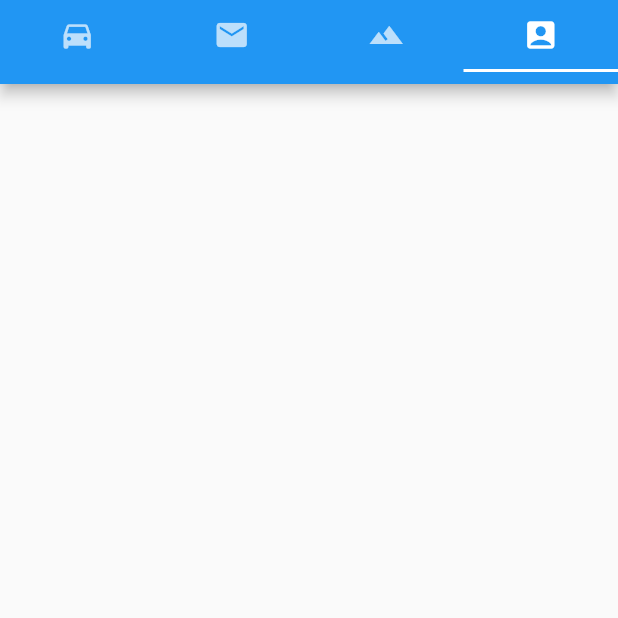
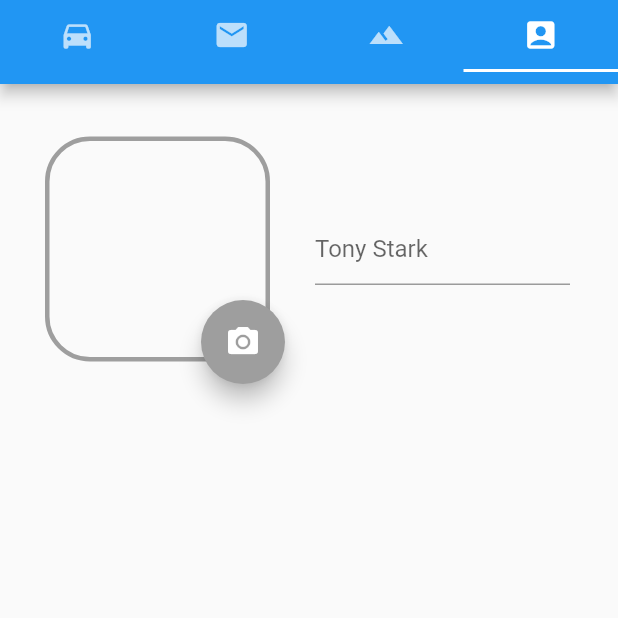
Before and after one commit to duzer2018/flutter_client, a Flutter app: the screen it shows after launch, tab 4 chosen, on a phone screen of 412 x 824 dp, the top half of it. Run offline on Flutter 3.47's test engine with Material 2 defaults, Android fonts, the phone set to English and light mode, and no system bars.

Commit message:
"Added profile_tab file"

```diff
--- /dev/null
+++ b/lib/core/ui/prifile_tab.dart
@@ -0,0 +1,78 @@
+import 'package:flutter/material.dart';
+
+class PrifileTab extends StatefulWidget {
+  @override
+  State<StatefulWidget> createState() {
+    return PrifileTabState();
+  }
+}
+
+class PrifileTabState extends State<PrifileTab> {
+
+  String name = "Tony Stark";
+
+  @override
+  Widget build(BuildContext context) {
+    return Stack(children: <Widget>[
+      Container(
+          child: Column(children: <Widget>[
+        Row(
+          children: <Widget>[
+            Container(
+              width: 210,
+              height: 220,
+              child: Stack(children: <Widget>[
+
+              Center(
+                child: Container(
+              width: 150,
+              height: 150,
+              decoration: BoxDecoration(
+                border: Border.all(width: 3, color: Colors.grey),
+                borderRadius: BorderRadius.all(Radius.circular(30)),
+              ),
+            )),
+            Positioned(
+                  bottom: 20,
+                  right: 20,
+                  child: FloatingActionButton(
+                    backgroundColor: Colors.grey,
+                    child: Icon(Icons.photo_camera),
+                  onPressed: (){},
+                )),
+            ])),
+            Container(width: 170, child: TextField(
+              decoration: InputDecoration(
+                hoverColor: Colors.white,
+                fillColor: Colors.white,
+                focusColor: Colors.white,
+                hasFloatingPlaceholder: false,
+                alignLabelWithHint: true,
+                hintText: name
+              ),
+            )),
+          ],
+        )
+      ])),
+      // Positioned(
+      //     top: 20,
+      //     left: 20,
+      //     child: Container(
+      //       width: 150,
+      //       height: 150,
+      //       decoration: BoxDecoration(
+      //         border: Border.all(width: 3, color: Colors.grey),
+      //         borderRadius: BorderRadius.all(Radius.circular(30)),
+      //       ),
+      //     )),
+      //     Positioned(
+      //       top: 60,
+      //       right: 20,
+      //       child: Container(
+      //         width: 200,
+      //         child: TextField(
+      //         )),
+      //     )
+    ]);
+  }
+}
--- a/lib/core/ui/tab_view.dart
+++ b/lib/core/ui/tab_view.dart
@@ -1,3 +1,4 @@
+import 'package:cdcalctest/core/ui/prifile_tab.dart';
 import 'package:flutter/material.dart';
 
 class TabView extends StatefulWidget {
@@ -60,7 +61,7 @@ class TabViewState extends State<TabView> with TickerProviderStateMixin {
             child: Text("Tab 3"),
           ),
         ),
-        Container(),
+        Container(child: PrifileTab(),),
       ],
     );
   }
```
